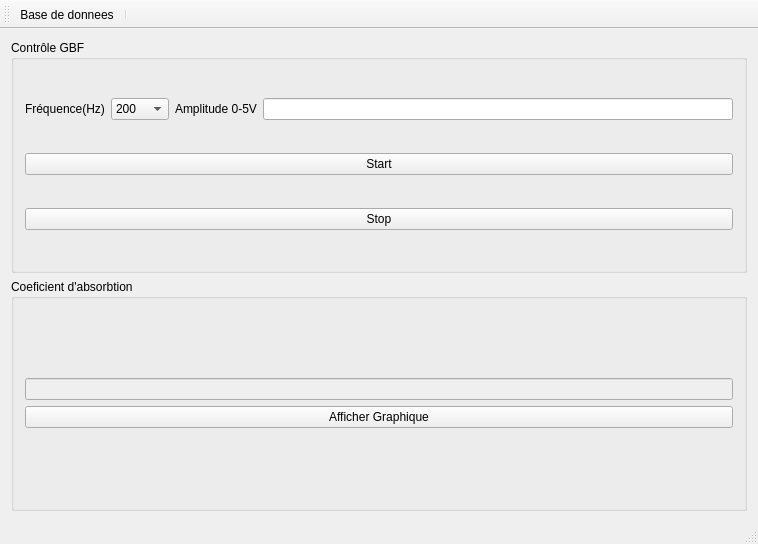
Above: main_interface/main_interfaceQt/mainwindow.ui from b3rnvrd/Kundt-s-tube-automation before the change. Below: the same form after it.
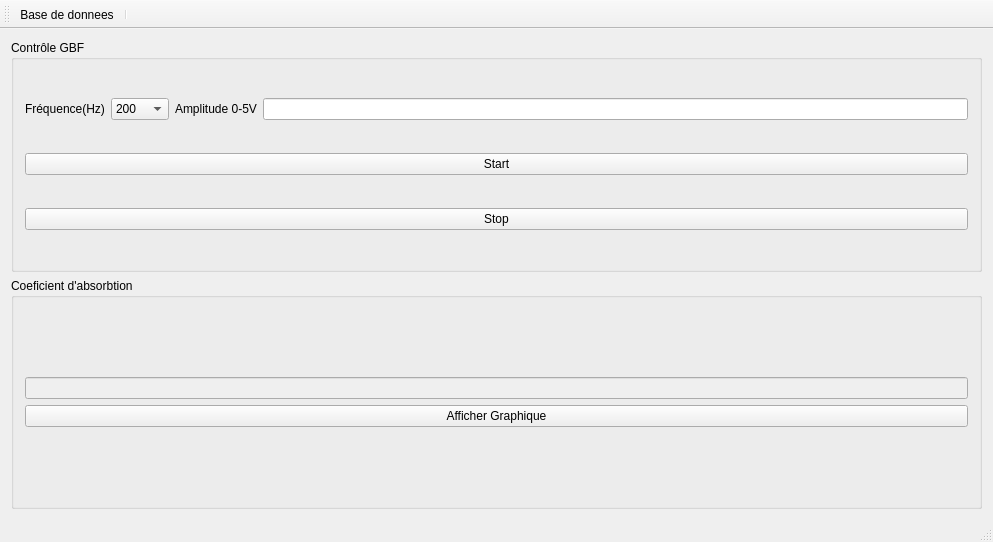
That is the form after the change. Icons and pictures are not drawn.

The edit to the form file:
```diff
--- a/main_interface/main_interfaceQt/mainwindow.ui
+++ b/main_interface/main_interfaceQt/mainwindow.ui
@@ -6,8 +6,8 @@
    <rect>
     <x>0</x>
     <y>0</y>
-    <width>758</width>
-    <height>544</height>
+    <width>993</width>
+    <height>542</height>
    </rect>
   </property>
   <property name="windowTitle">
```
Left out of the diff: 2 changed lines with no effect on the pictures.
